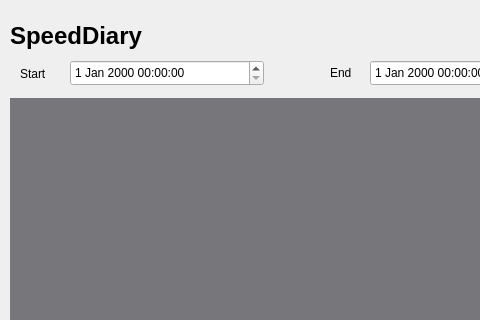
Before: the Qt Designer form Intelligence_Vehicle_GUI/ui/log_window.ui in addinedu-ros-6th/deeplearning-repo-3, drawn with Qt 5; both pictures show x 0 to 480 and y 0 to 320 of the 1044 by 707 pixel window.
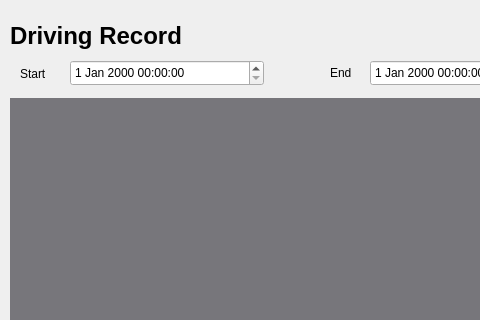
After: the same form once the commit is applied.

Diff of the .ui file:
```diff
--- a/Intelligence_Vehicle_GUI/ui/log_window.ui
+++ b/Intelligence_Vehicle_GUI/ui/log_window.ui
@@ -31,7 +31,7 @@
     <rect>
      <x>10</x>
      <y>20</y>
-     <width>141</width>
+     <width>181</width>
      <height>31</height>
     </rect>
    </property>
@@ -43,7 +43,7 @@
     </font>
    </property>
    <property name="text">
-    <string>SpeedDiary</string>
+    <string>Driving Record</string>
    </property>
   </widget>
   <widget class="QLabel" name="label_start">
```
